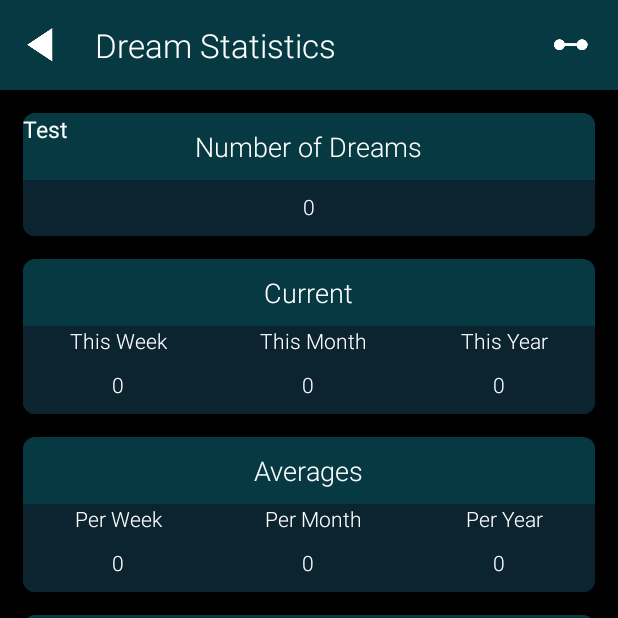
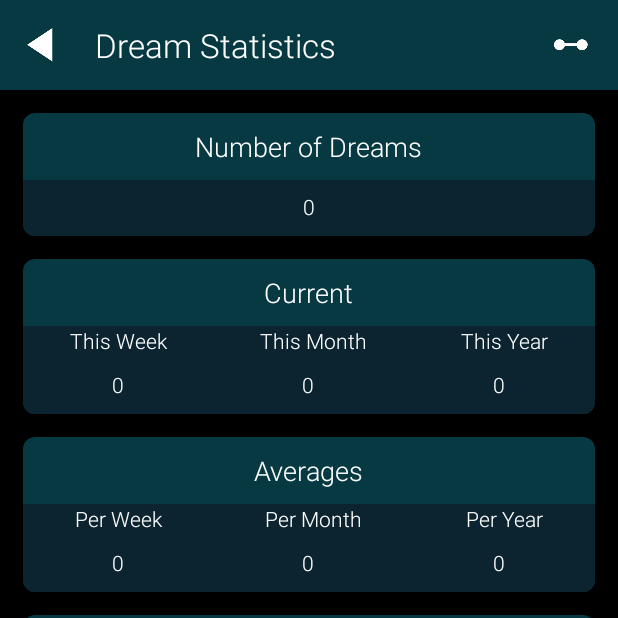
Before and after one commit to engineksoftware/DreamSpace, an Android app: the screen it shows after launch (MainActivity), after a tap on an icon or button, on a phone screen of 412 x 824 dp, the top half of it. Run offline under Robolectric (Android 15) with nearby library versions, the phone set to English and light mode, and no system bars; our stand-ins replace AdMob; 3 other taps on this screen came first.

Commit message:
It worked! About to wrap it up. Removed the unnecessary toast

```diff
--- a/app/src/main/AndroidManifest.xml
+++ b/app/src/main/AndroidManifest.xml
@@ -1,6 +1,7 @@
 <?xml version="1.0" encoding="utf-8"?>
 <manifest xmlns:android="http://schemas.android.com/apk/res/android"
-    package="enginek.dreamspace">
+    package="enginek.dreamspace"
+    android:installLocation="internalOnly">
 
     <uses-permission android:name="android.permission.INTERNET" />
     <uses-permission android:name="android.permission.ACCESS_NETWORK_STATE" />
--- a/app/src/main/java/enginek/dreamspace/DatabaseHandler.java
+++ b/app/src/main/java/enginek/dreamspace/DatabaseHandler.java
@@ -173,7 +173,6 @@ public class DatabaseHandler extends SQLiteOpenHelper {
         PendingIntent pintent = PendingIntent.getBroadcast(context, 0, i, 0);
         AlarmManager alarm = (AlarmManager)context.getSystemService(Context.ALARM_SERVICE);
         alarm.setInexactRepeating(AlarmManager.RTC_WAKEUP, calendar.getTimeInMillis(), AlarmManager.INTERVAL_DAY, pintent);
-        Toast.makeText(context, "Alarm Created", Toast.LENGTH_SHORT).show();
 
         //Create all of the counters to begin tracking the statistics, and also initializes the current data, record data, and average data.
         if(getCounterData() == null){
@@ -608,7 +607,6 @@ public class DatabaseHandler extends SQLiteOpenHelper {
         PendingIntent pintent = PendingIntent.getBroadcast(context, 0, intent, 0);
         AlarmManager manager = (AlarmManager)context.getSystemService(Context.ALARM_SERVICE);
         manager.cancel(pintent);
-        Toast.makeText(context, "Alarm canceled", Toast.LENGTH_SHORT).show();
     }
 
     public void deleteConnection(Connection connection){
--- a/app/src/main/java/enginek/dreamspace/StatisticsFragment.java
+++ b/app/src/main/java/enginek/dreamspace/StatisticsFragment.java
@@ -37,8 +37,6 @@ public class StatisticsFragment extends Fragment {
 
         DatabaseHandler db = new DatabaseHandler(context);
 
-        TextView test = (TextView) view.findViewById(R.id.test);
-
 
         numDreams = (TextView) view.findViewById(R.id.numberOfDreams);
         avgPerWeek = (TextView) view.findViewById(R.id.averagePerWeek);
@@ -52,8 +50,6 @@ public class StatisticsFragment extends Fragment {
         currentYear = (TextView) view.findViewById(R.id.currentThisYear);
 
         if(db.getAverageData() != null && db.getCurrentData() != null && db.getRecordData() != null && db.getCounterData() != null){
-            test.setText(String.valueOf(db.getCounterData().getDayCounter()));
-
             numDreams.setText(String.valueOf(db.getDreamCount()));
             avgPerWeek.setText(String.valueOf(db.getAverageData().getWeek()));
             avgPerMonth.setText(String.valueOf(db.getAverageData().getMonth()));
--- a/app/src/main/res/layout/stat_fragment.xml
+++ b/app/src/main/res/layout/stat_fragment.xml
@@ -419,14 +419,6 @@
 
             </RelativeLayout>
 
-            <TextView
-                android:id="@+id/test"
-                android:text="Test"
-                android:textSize="15sp"
-                android:textColor="@color/white"
-                android:layout_width="wrap_content"
-                android:layout_height="wrap_content" />
-
         </RelativeLayout>
 
 
```
Also changed, not shown: app/src/main/java/enginek/dreamspace/AddFragment.java (+6 -3 lines).
